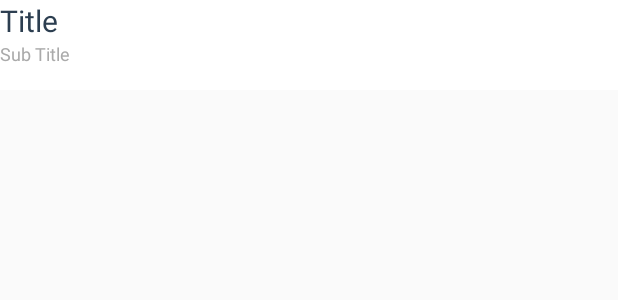
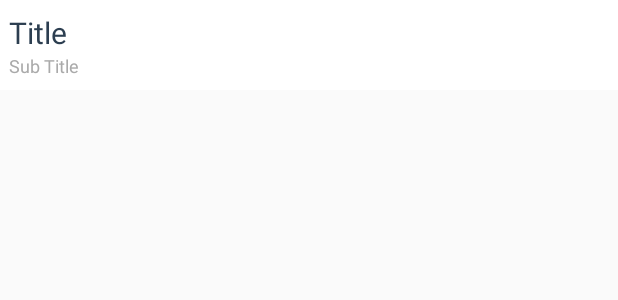
Before and after one commit to isfaaghyth/mvp-kt, an Android app: the layout toolbar.xml on its own in the app's theme, with its tools: preview values and no code run, on a phone screen of 412 x 824 dp. Shown: the top 300 px of the screen. Run offline under Robolectric (Android 15) with nearby library versions, the phone set to English and light mode, and no system bars.

Commit message:
fix indent code

```diff
--- a/app/src/main/java/isfaaghyth/app/mvpkt/ui/main/MainActivity.kt
+++ b/app/src/main/java/isfaaghyth/app/mvpkt/ui/main/MainActivity.kt
@@ -9,6 +9,10 @@ import isfaaghyth.app.mvpkt.base.BaseActivity
 import isfaaghyth.app.mvpkt.data.entity.Profile
 import kotlinx.android.synthetic.main.toolbar.*
 import org.koin.android.ext.android.inject
+import android.opengl.ETC1.getWidth
+import android.view.animation.TranslateAnimation
+
+
 
 /**
  * Created by isfaaghyth on 21/11/18.
--- a/app/src/main/res/layout/activity_main.xml
+++ b/app/src/main/res/layout/activity_main.xml
@@ -9,4 +9,6 @@
 
 	<include layout="@layout/toolbar"/>
 
+
+
 </LinearLayout>
--- a/app/src/main/res/layout/toolbar.xml
+++ b/app/src/main/res/layout/toolbar.xml
@@ -7,13 +7,18 @@
 	xmlns:tools="http://schemas.android.com/tools"
 	android:id="@+id/toolbar"
 	android:background="@android:color/white"
-        app:contentInsetLeft="0dp"
-        app:contentInsetStart="0dp"
-        app:contentInsetRight="0dp"
-        app:contentInsetEnd="0dp">
+	app:contentInsetLeft="6dp"
+	app:contentInsetStart="6dp"
+	app:contentInsetRight="6dp"
+	app:contentInsetEnd="6dp">
+
+    <RelativeLayout
+		android:layout_width="match_parent"
+		android:layout_height="match_parent">
 
         <LinearLayout
 			android:orientation="vertical"
+			android:gravity="center_vertical"
 			android:layout_width="match_parent"
 			android:layout_height="match_parent">
 
@@ -24,8 +29,7 @@
 				tools:text="Title"
 				android:textSize="20sp"
 				fontPath="fonts/Soleil-Bold.otf"
-            android:textColor="@color/colorBlack"
-            android:layout_centerVertical="true"/>
+				android:textColor="@color/colorBlack"/>
 
             <TextView
 				android:id="@+id/txtSubTitle"
@@ -34,9 +38,10 @@
 				tools:text="Sub Title"
 				android:textSize="12sp"
 				fontPath="fonts/Soleil-Book.ttf"
-                android:textColor="@android:color/darker_gray"
-                android:layout_centerVertical="true"/>
+				android:textColor="@android:color/darker_gray"/>
 
         </LinearLayout>
 
+    </RelativeLayout>
+
 </androidx.appcompat.widget.Toolbar>
```
Also changed, not shown: app/src/main/ic_notification-web.png, app/src/main/res/drawable/bg_action_bar.png (added), app/src/main/res/mipmap-hdpi/ic_notification.png, app/src/main/res/mipmap-mdpi/ic_notification.png, app/src/main/res/mipmap-xhdpi/ic_notification.png, app/src/main/res/mipmap-xxhdpi/ic_notification.png, app/src/main/res/mipmap-xxxhdpi/ic_notification.png. Lines whose indentation alone changed are shown as unchanged.
